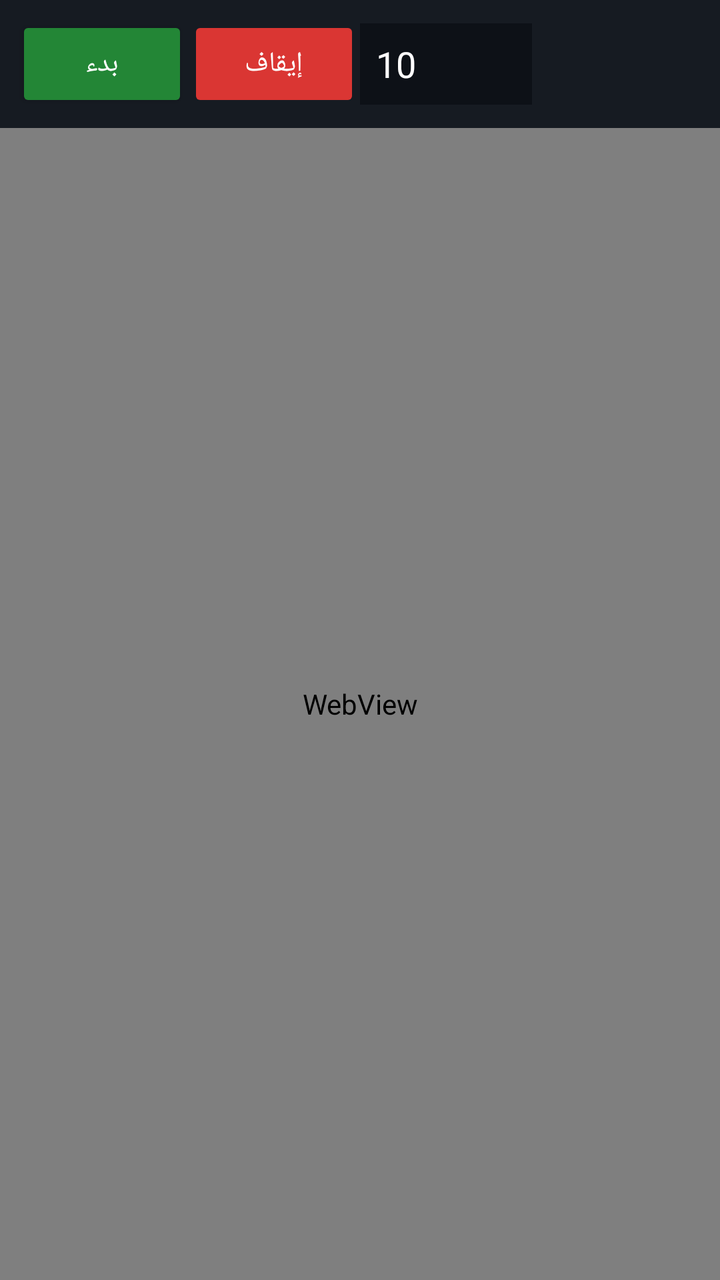
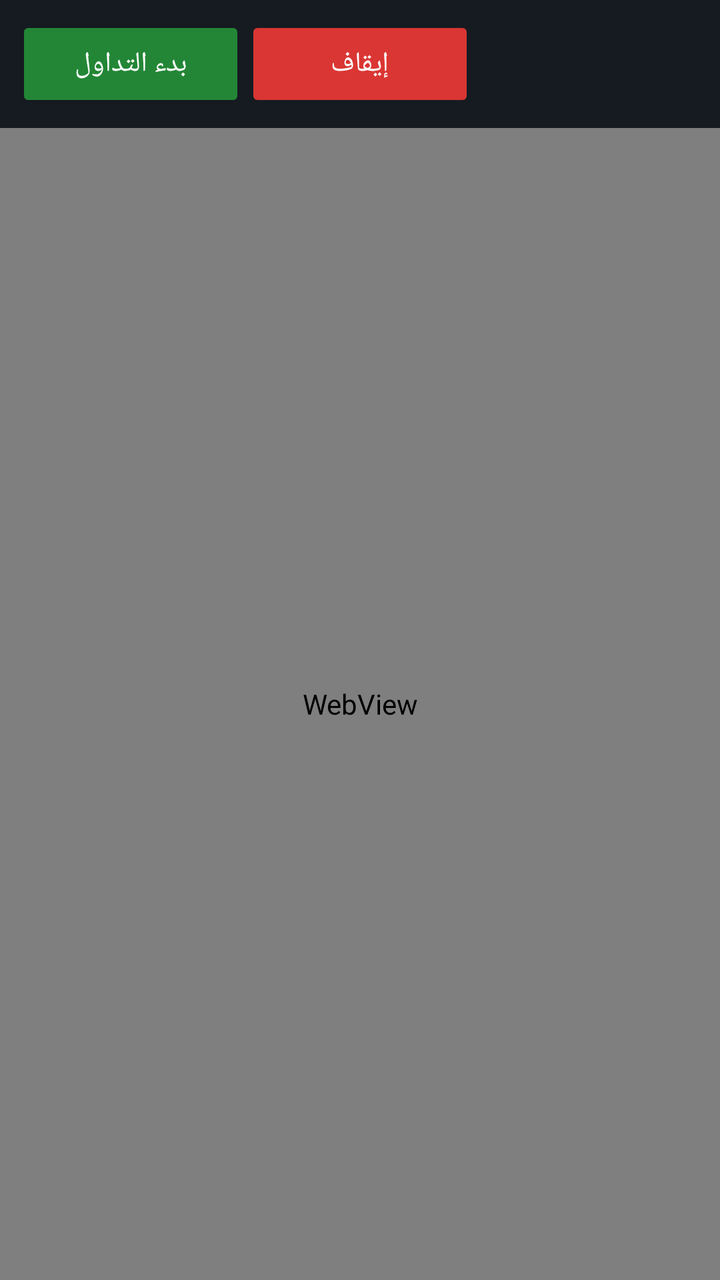

Before-and-after screenshots of an Android layout around one commit, followed by the original layout XML and the change that was made.
<!-- AndroidManifest.xml: application theme Theme.AppCompat.Light.NoActionBar -->
<!-- res/layout/activity_main.xml -->
<?xml version="1.0" encoding="utf-8"?>
<LinearLayout xmlns:android="http://schemas.android.com/apk/res/android"
    android:layout_width="match_parent"
    android:layout_height="match_parent"
    android:orientation="vertical"
    android:background="#0d1117">

    <LinearLayout
        android:layout_width="match_parent"
        android:layout_height="wrap_content"
        android:orientation="horizontal"
        android:padding="8dp"
        android:background="#161b22"
        android:gravity="center_vertical">

        <Button
            android:id="@+id/btn_start"
            android:layout_width="0dp"
            android:layout_weight="1"
            android:layout_height="wrap_content"
            android:text="بدء"
            android:textColor="#ffffff"
            android:backgroundTint="#238636" />

        <Button
            android:id="@+id/btn_stop"
            android:layout_width="0dp"
            android:layout_weight="1"
            android:layout_height="wrap_content"
            android:text="إيقاف"
            android:textColor="#ffffff"
            android:enabled="false"
            android:backgroundTint="#da3633" />

        <EditText
            android:id="@+id/edit_amount"
            android:layout_width="0dp"
            android:layout_weight="1"
            android:layout_height="wrap_content"
            android:hint="المبلغ"
            android:textColorHint="#8b949e"
            android:textColor="#ffffff"
            android:inputType="number"
            android:background="#0d1117"
            android:padding="8dp"
            android:text="10" />

        <Spinner
            android:id="@+id/spinner_account"
            android:layout_width="0dp"
            android:layout_weight="1"
            android:layout_height="wrap_content"
            android:background="#0d1117" />

    </LinearLayout>

    <WebView
        android:id="@+id/webView"
        android:layout_width="match_parent"
        android:layout_height="match_parent" />

</LinearLayout>
<!-- resources referenced by this layout -->
<resources>

</resources>

<!-- the commit's change to res/layout/activity_main.xml (unified diff, before → after) -->
@@ -5,6 +5,7 @@
     android:orientation="vertical"
     android:background="#0d1117">
 
+    
     <LinearLayout
         android:layout_width="match_parent"
         android:layout_height="wrap_content"
@@ -18,7 +19,7 @@
             android:layout_width="0dp"
             android:layout_weight="1"
             android:layout_height="wrap_content"
-            android:text="بدء"
+            android:text="بدء التداول"
             android:textColor="#ffffff"
             android:backgroundTint="#238636" />
 
@@ -32,28 +33,18 @@
             android:enabled="false"
             android:backgroundTint="#da3633" />
 
-        <EditText
-            android:id="@+id/edit_amount"
+        <TextView
+            android:id="@+id/status_text"
             android:layout_width="0dp"
             android:layout_weight="1"
-            android:layout_height="wrap_content"
-            android:hint="المبلغ"
-            android:textColorHint="#8b949e"
-            android:textColor="#ffffff"
-            android:inputType="number"
-            android:background="#0d1117"
-            android:padding="8dp"
-            android:text="10" />
-
-        <Spinner
-            android:id="@+id/spinner_account"
-            android:layout_width="0dp"
-            android:layout_weight="1"
-            android:layout_height="wrap_content"
-            android:background="#0d1117" />
+            android:text="جاهز"
+            android:textColor="#8b949e"
+            android:gravity="center"
+            android:textSize="14sp" />
 
     </LinearLayout>
 
+    
     <WebView
         android:id="@+id/webView"
         android:layout_width="match_parent"
